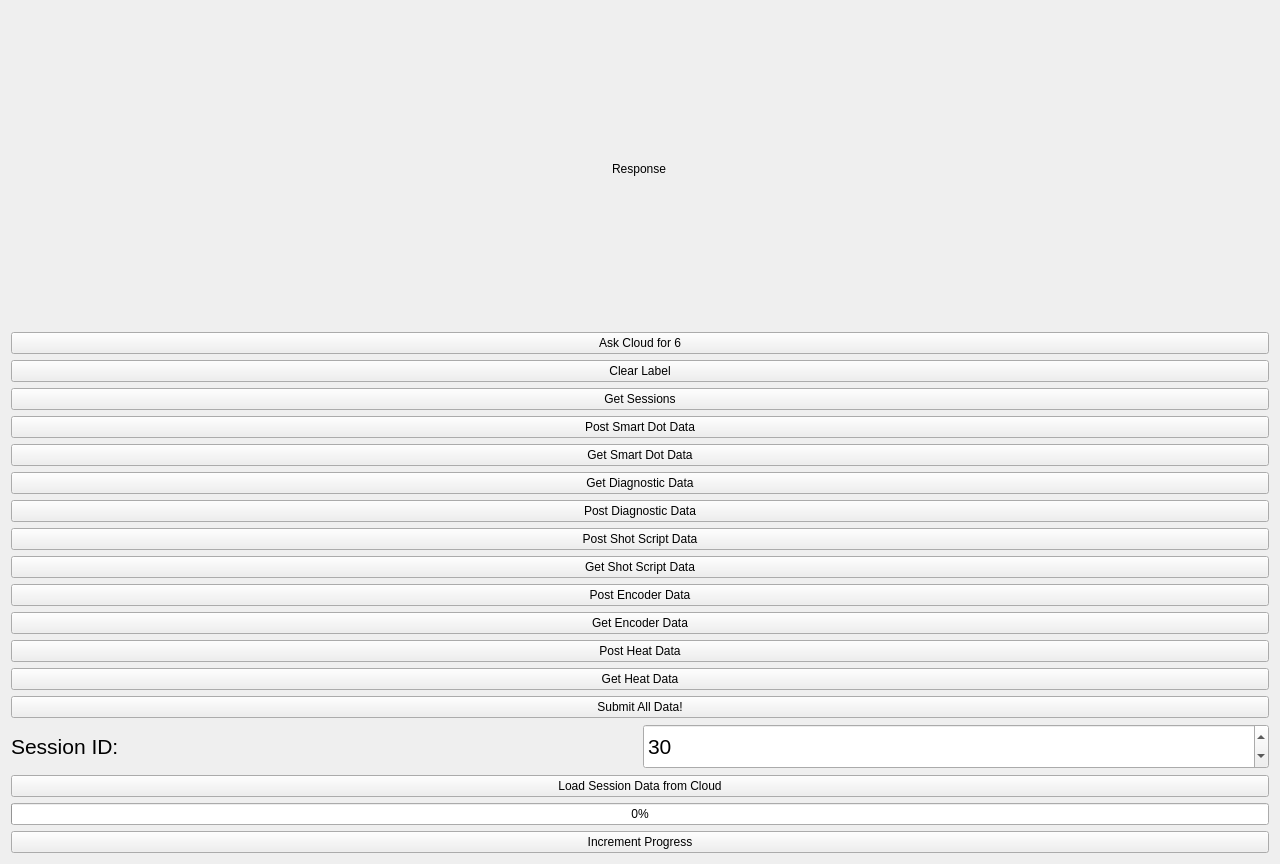
Before: the Qt Designer form frontend/cloudTest.ui in YCP-Rev-Metrix/BallSpinner-Controller-v2, drawn with Qt 5.
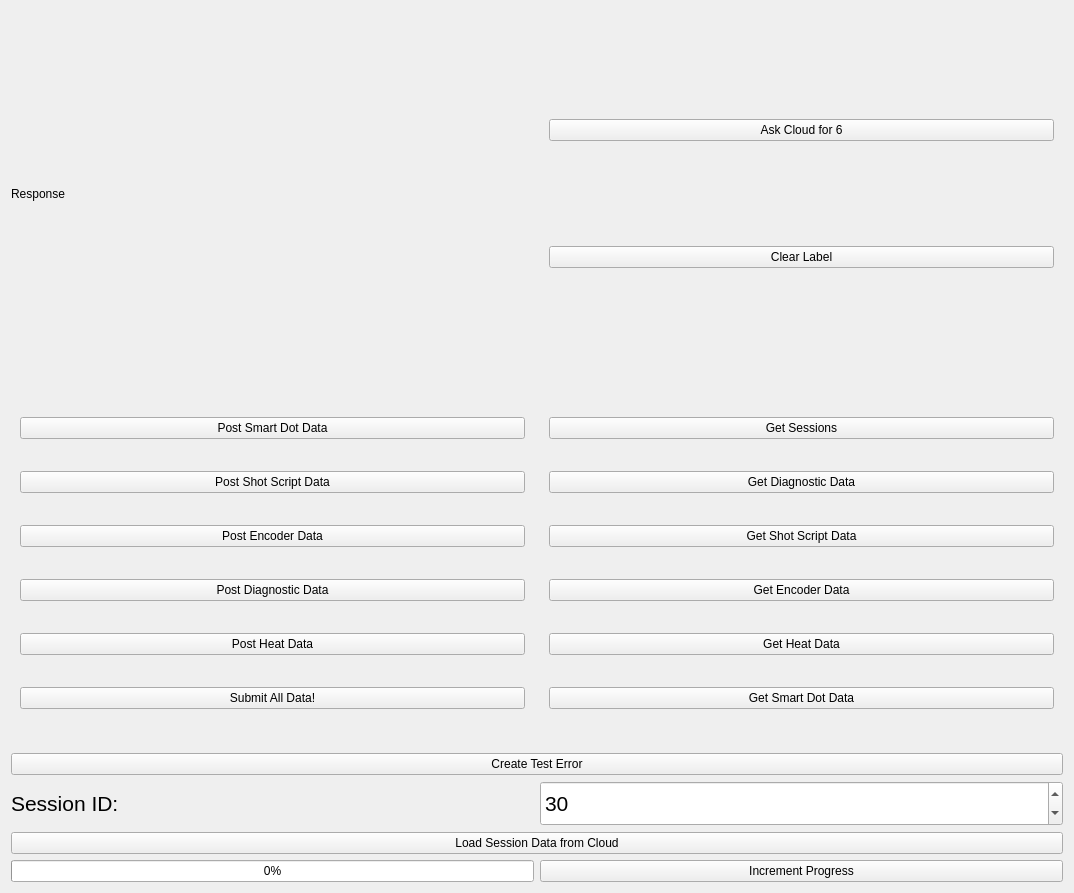
After: the same form once the commit is applied.

Commit message: added button to generate error in cloud test

```diff
--- a/frontend/cloudTest.ui
+++ b/frontend/cloudTest.ui
@@ -6,122 +6,22 @@
    <rect>
     <x>0</x>
     <y>0</y>
-    <width>1280</width>
-    <height>864</height>
+    <width>1074</width>
+    <height>893</height>
    </rect>
   </property>
   <property name="windowTitle">
    <string>Cloud Test</string>
   </property>
-  <layout class="QGridLayout" name="gridLayout">
-   <item row="0" column="0">
-    <layout class="QVBoxLayout" name="verticalLayout">
-     <item alignment="Qt::AlignHCenter">
-      <widget class="QLabel" name="lblResponse">
+  <layout class="QGridLayout" name="gridLayout_2" columnstretch="1,1">
+   <item row="3" column="0" colspan="2">
+    <widget class="QPushButton" name="btnGenError">
        <property name="text">
-        <string>Response</string>
+      <string>Create Test Error</string>
        </property>
       </widget>
      </item>
-     <item>
-      <widget class="QPushButton" name="btnAskCloudForSix">
-       <property name="text">
-        <string>Ask Cloud for 6</string>
-       </property>
-      </widget>
-     </item>
-     <item>
-      <widget class="QPushButton" name="btnClearLabel">
-       <property name="text">
-        <string>Clear Label</string>
-       </property>
-      </widget>
-     </item>
-     <item>
-      <widget class="QPushButton" name="btnGetSessions">
-       <property name="text">
-        <string>Get Sessions</string>
-       </property>
-      </widget>
-     </item>
-     <item>
-      <widget class="QPushButton" name="btnPostSmartDotData">
-       <property name="text">
-        <string>Post Smart Dot Data</string>
-       </property>
-      </widget>
-     </item>
-     <item>
-      <widget class="QPushButton" name="btnGetSmartDotData">
-       <property name="text">
-        <string>Get Smart Dot Data</string>
-       </property>
-      </widget>
-     </item>
-     <item>
-      <widget class="QPushButton" name="btnGetDiagnosticData">
-       <property name="text">
-        <string>Get Diagnostic Data</string>
-       </property>
-      </widget>
-     </item>
-     <item>
-      <widget class="QPushButton" name="btnPostDiagnosticData">
-       <property name="text">
-        <string>Post Diagnostic Data</string>
-       </property>
-      </widget>
-     </item>
-     <item>
-      <widget class="QPushButton" name="btnPostShotScriptData">
-       <property name="text">
-        <string>Post Shot Script Data</string>
-       </property>
-      </widget>
-     </item>
-     <item>
-      <widget class="QPushButton" name="btnGetShotScriptData">
-       <property name="text">
-        <string>Get Shot Script Data</string>
-       </property>
-      </widget>
-     </item>
-     <item>
-      <widget class="QPushButton" name="btnPostEncoderData">
-       <property name="text">
-        <string>Post Encoder Data</string>
-       </property>
-      </widget>
-     </item>
-     <item>
-      <widget class="QPushButton" name="btnGetEncoderData">
-       <property name="text">
-        <string>Get Encoder Data</string>
-       </property>
-      </widget>
-     </item>
-     <item>
-      <widget class="QPushButton" name="btnPostHeatData">
-       <property name="text">
-        <string>Post Heat Data</string>
-       </property>
-      </widget>
-     </item>
-     <item>
-      <widget class="QPushButton" name="btnGetHeatData">
-       <property name="text">
-        <string>Get Heat Data</string>
-       </property>
-      </widget>
-     </item>
-     <item>
-      <widget class="QPushButton" name="btnSubmitAllData">
-       <property name="text">
-        <string>Submit All Data!</string>
-       </property>
-      </widget>
-     </item>
-     <item>
+   <item row="4" column="0" colspan="2">
       <layout class="QHBoxLayout" name="horizontalLayout">
        <item>
         <widget class="QLabel" name="lblSessionId">
@@ -161,28 +61,149 @@
        </item>
       </layout>
      </item>
-     <item>
+   <item row="0" column="0">
+    <widget class="QLabel" name="lblResponse">
+     <property name="text">
+      <string>Response</string>
+     </property>
+    </widget>
+   </item>
+   <item row="5" column="0" colspan="2">
       <widget class="QPushButton" name="btnLoadSessionData">
        <property name="text">
         <string>Load Session Data from Cloud</string>
        </property>
       </widget>
      </item>
+   <item row="2" column="0">
+    <widget class="QWidget" name="widget_2" native="true">
+     <layout class="QVBoxLayout" name="verticalLayout">
      <item>
+       <widget class="QPushButton" name="btnPostSmartDotData">
+        <property name="text">
+         <string>Post Smart Dot Data</string>
+        </property>
+       </widget>
+      </item>
+      <item>
+       <widget class="QPushButton" name="btnPostShotScriptData">
+        <property name="text">
+         <string>Post Shot Script Data</string>
+        </property>
+       </widget>
+      </item>
+      <item>
+       <widget class="QPushButton" name="btnPostEncoderData">
+        <property name="text">
+         <string>Post Encoder Data</string>
+        </property>
+       </widget>
+      </item>
+      <item>
+       <widget class="QPushButton" name="btnPostDiagnosticData">
+        <property name="text">
+         <string>Post Diagnostic Data</string>
+        </property>
+       </widget>
+      </item>
+      <item>
+       <widget class="QPushButton" name="btnPostHeatData">
+        <property name="text">
+         <string>Post Heat Data</string>
+        </property>
+       </widget>
+      </item>
+      <item>
+       <widget class="QPushButton" name="btnSubmitAllData">
+        <property name="text">
+         <string>Submit All Data!</string>
+        </property>
+       </widget>
+      </item>
+     </layout>
+    </widget>
+   </item>
+   <item row="2" column="1">
+    <widget class="QWidget" name="widget" native="true">
+     <layout class="QVBoxLayout" name="verticalLayout_2">
+      <item>
+       <widget class="QPushButton" name="btnGetSessions">
+        <property name="text">
+         <string>Get Sessions</string>
+        </property>
+       </widget>
+      </item>
+      <item>
+       <widget class="QPushButton" name="btnGetDiagnosticData">
+        <property name="text">
+         <string>Get Diagnostic Data</string>
+        </property>
+       </widget>
+      </item>
+      <item>
+       <widget class="QPushButton" name="btnGetShotScriptData">
+        <property name="text">
+         <string>Get Shot Script Data</string>
+        </property>
+       </widget>
+      </item>
+      <item>
+       <widget class="QPushButton" name="btnGetEncoderData">
+        <property name="text">
+         <string>Get Encoder Data</string>
+        </property>
+       </widget>
+      </item>
+      <item>
+       <widget class="QPushButton" name="btnGetHeatData">
+        <property name="text">
+         <string>Get Heat Data</string>
+        </property>
+       </widget>
+      </item>
+      <item>
+       <widget class="QPushButton" name="btnGetSmartDotData">
+        <property name="text">
+         <string>Get Smart Dot Data</string>
+        </property>
+       </widget>
+      </item>
+     </layout>
+    </widget>
+   </item>
+   <item row="0" column="1">
+    <widget class="QWidget" name="widget_3" native="true">
+     <layout class="QGridLayout" name="gridLayout">
+      <item row="0" column="0">
+       <widget class="QPushButton" name="btnAskCloudForSix">
+        <property name="text">
+         <string>Ask Cloud for 6</string>
+        </property>
+       </widget>
+      </item>
+      <item row="1" column="0">
+       <widget class="QPushButton" name="btnClearLabel">
+        <property name="text">
+         <string>Clear Label</string>
+        </property>
+       </widget>
+      </item>
+     </layout>
+    </widget>
+   </item>
+   <item row="6" column="0">
       <widget class="QProgressBar" name="pgbProgress">
        <property name="value">
         <number>0</number>
        </property>
       </widget>
      </item>
-     <item>
+   <item row="6" column="1">
       <widget class="QPushButton" name="btnIncrementProgress">
        <property name="text">
         <string>Increment Progress</string>
        </property>
       </widget>
-     </item>
-    </layout>
    </item>
   </layout>
  </widget>
```
Lines whose indentation alone changed are shown as unchanged. The commit also changes 1 other file.
